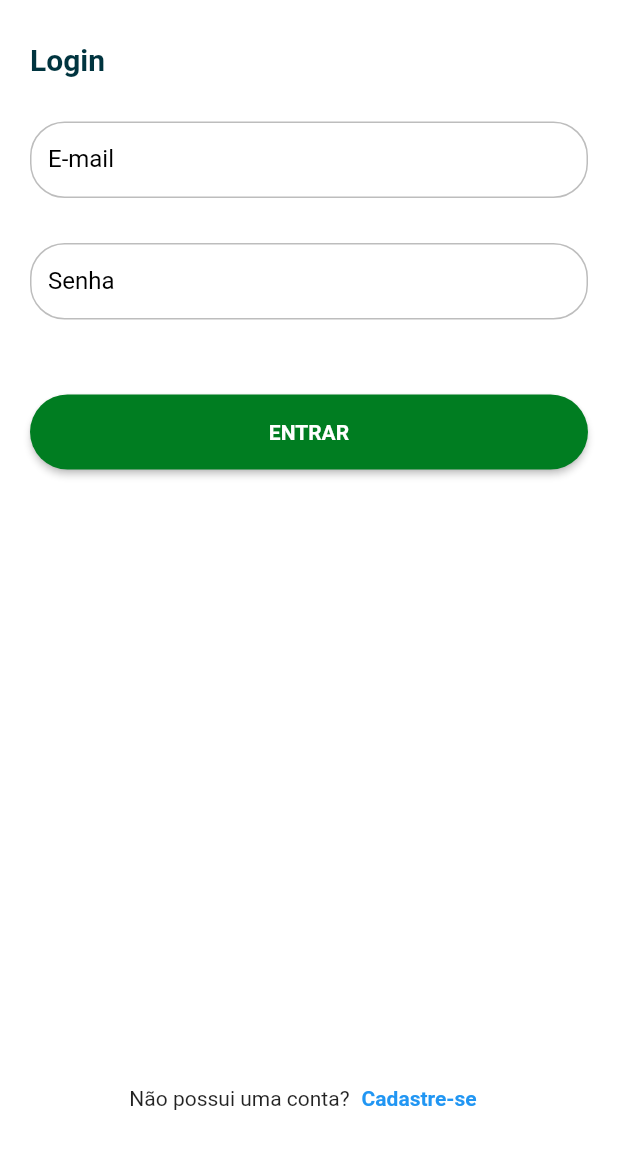
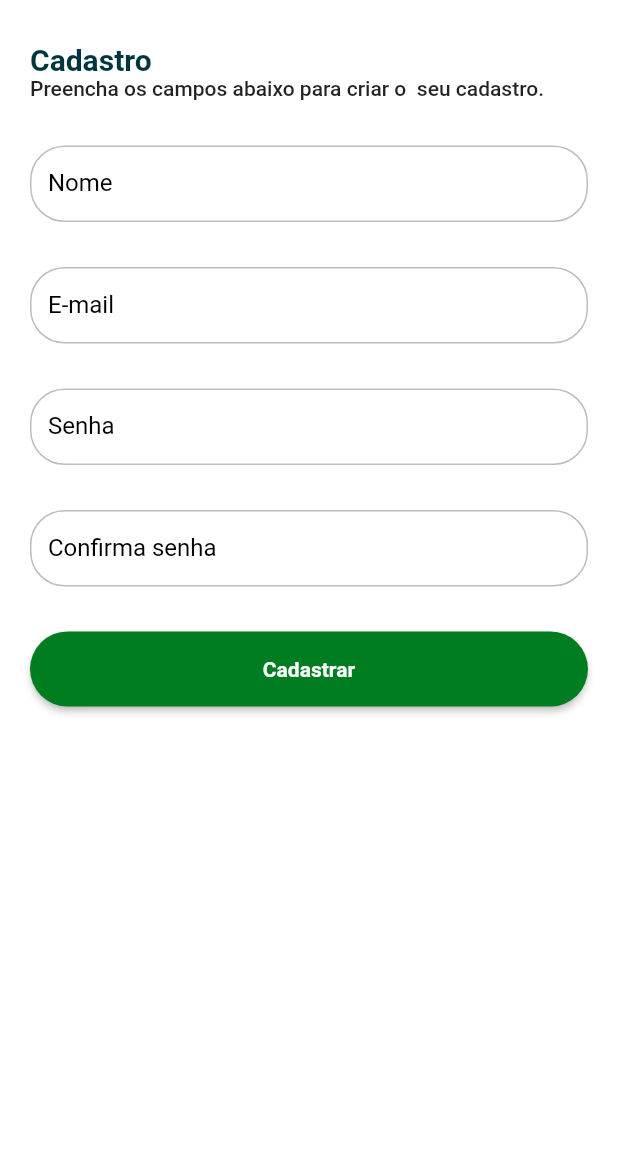
Before and after one commit to renamcomn/app-vakinhaburger, a Flutter app: the LoginPage screen opened by its route, after a tap on "Cadastre-se", on a phone screen of 412 x 824 dp, the part 72-1236 px from its top. Run offline on Flutter 3.47's test engine with Material 2 defaults, Android fonts, the phone set to English and light mode, and no system bars; our stand-ins replace get; Roboto replaces fonts that are missing (mplus1).

Commit message:
create register page

```diff
--- /dev/null
+++ b/lib/app/modules/auth/register/register_page.dart
@@ -0,0 +1,71 @@
+import 'package:flutter/material.dart';
+import 'package:get/get_utils/get_utils.dart';
+
+import '../../../core/ui/widgets/vakinha_appbar.dart';
+import '../../../core/ui/widgets/vakinha_button.dart';
+import '../../../core/ui/widgets/vakinha_textformfield.dart';
+
+class RegisterPage extends StatelessWidget {
+
+  const RegisterPage({ Key? key }) : super(key: key);
+
+   @override
+   Widget build(BuildContext context) {
+      return Scaffold(
+      appBar: VakinhaAppbar(
+        elevation: 0,
+      ),
+      backgroundColor: Colors.white,
+      body: SingleChildScrollView(
+        child: IntrinsicHeight(
+          child: Padding(
+            padding: const EdgeInsets.all(20.0),
+            child: Form(
+              child: Column(
+                crossAxisAlignment: CrossAxisAlignment.start,
+                children: [
+                  Text(
+                    'Cadastro',
+                    style: context.textTheme.headline6?.copyWith(
+                        fontWeight: FontWeight.bold,
+                        color: context.theme.primaryColorDark),
+                  ),
+                  Text(
+                    'Preencha os campos abaixo para criar o  seu cadastro.',
+                    style: context.textTheme.bodyText1,
+                  ),
+                  const SizedBox(
+                    height: 30,
+                  ),
+                  const VakinhaTextformfield(label: 'Nome'),
+                  const SizedBox(
+                    height: 30,
+                  ),
+                  const VakinhaTextformfield(label: 'E-mail'),
+                  const SizedBox(
+                    height: 30,
+                  ),
+                  const VakinhaTextformfield(label: 'Senha'),
+                  const SizedBox(
+                    height: 30,
+                  ),
+                  const VakinhaTextformfield(label: 'Confirma senha'),
+                  const SizedBox(
+                    height: 30,
+                  ),
+                  Center(
+                    child: VakinhaButton(
+                      width: double.infinity,
+                      label: 'Cadastrar',
+                      onPressed: () {},
+                    ),
+                  ),
+                ],
+              ),
+            ),
+          ),
+        ),
+      ),
+    );
+  }
+}
--- a/lib/app/routes/auth_routers.dart
+++ b/lib/app/routes/auth_routers.dart
@@ -1,6 +1,6 @@
 import 'package:get/route_manager.dart';
 import '../modules/auth/login/login_page.dart';
-
+import '../modules/auth/register/register_page.dart';
 class AuthRouters {
   AuthRouters._();
 
@@ -9,9 +9,9 @@ class AuthRouters {
       name: '/auth/login',
       page: () => const LoginPage(),
     ),
-    //  GetPage(
-    //   name: '/auth/register',
-    //   page: () => const RegisterPage(),
-    // ),
+     GetPage(
+      name: '/auth/register',
+      page: () => const RegisterPage(),
+    ),
   ];
 }
```
